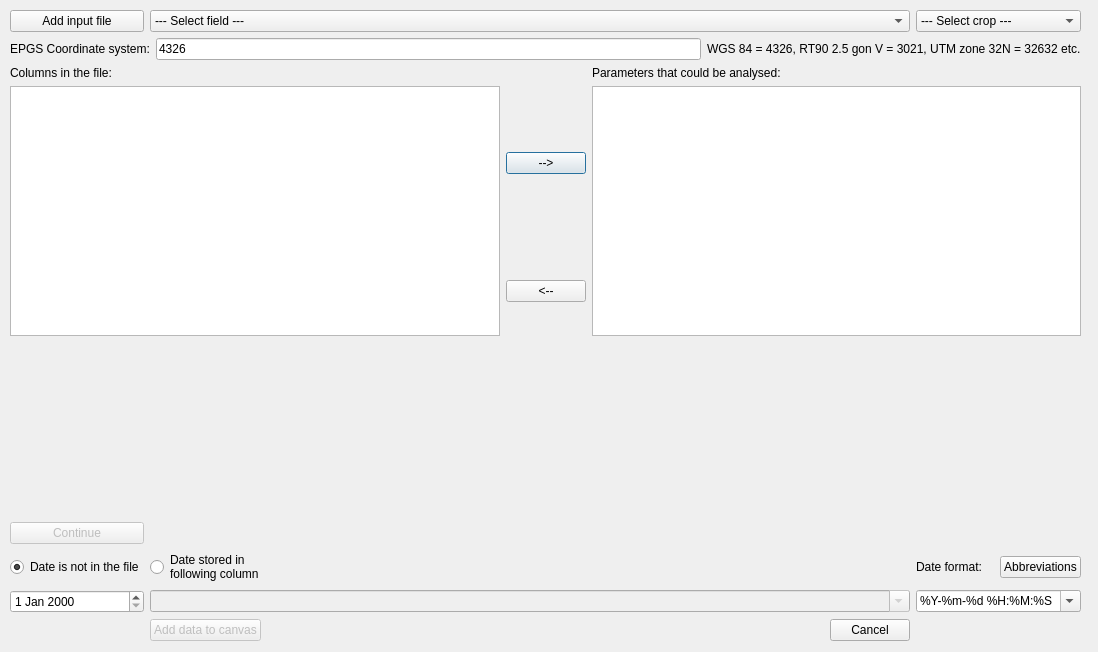
This is widgets/import_shp_dialog_base.ui in axelande/geodatafarm3 as Qt 5 draws it before an edit. The edited form follows.
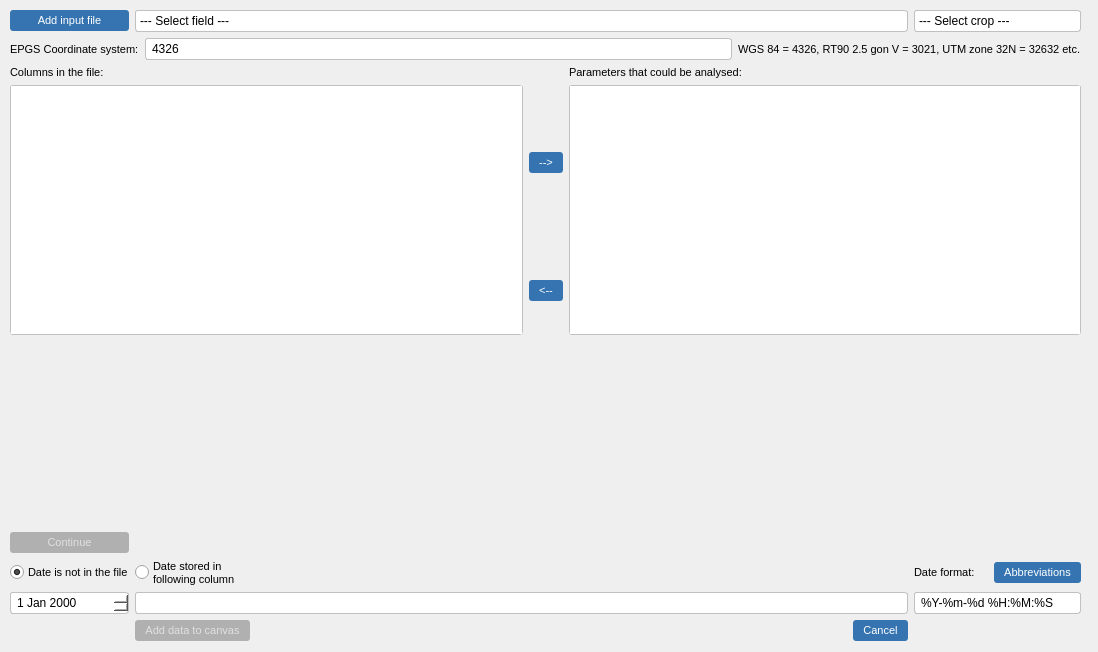
This is the edited form.

The edit to the form file:
```diff
--- a/widgets/import_shp_dialog_base.ui
+++ b/widgets/import_shp_dialog_base.ui
@@ -13,7 +13,150 @@
   <property name="windowTitle">
    <string>Add indata to the model</string>
   </property>
-  <widget class="QWidget" name="gridLayoutWidget_2">
+  <property name="styleSheet"><string notr="true">
+/* === Global === */
+* {
+  font-family: "Segoe UI", sans-serif;
+  font-size: 9pt;
+}
+
+/* === Tab bars === */
+QTabWidget::pane {
+  border: 1px solid #c0c0c0;
+  border-radius: 3px;
+  background: #ffffff;
+}
+QTabBar::tab {
+  background: #f0f0f0;
+  border: 1px solid #c0c0c0;
+  border-bottom: none;
+  border-top-left-radius: 3px;
+  border-top-right-radius: 3px;
+  padding: 4px 10px;
+  margin-right: 1px;
+  font-size: 8pt;
+}
+QTabBar::tab:selected {
+  background: #ffffff;
+  border-bottom: 2px solid #3574b0;
+  font-weight: bold;
+}
+QTabBar::tab:hover:!selected {
+  background: #e4e4e4;
+}
+
+/* === Buttons === */
+QPushButton {
+  background-color: #3574b0;
+  color: white;
+  border: none;
+  border-radius: 3px;
+  padding: 4px 10px;
+  font-size: 8pt;
+}
+QPushButton:hover {
+  background-color: #2a5f8f;
+}
+QPushButton:pressed {
+  background-color: #1e4a6e;
+}
+QPushButton:disabled {
+  background-color: #b0b0b0;
+  color: #e0e0e0;
+}
+
+/* === Inputs === */
+QLineEdit, QPlainTextEdit, QTextEdit {
+  border: 1px solid #c0c0c0;
+  border-radius: 3px;
+  padding: 2px 4px;
+  background: #ffffff;
+}
+QLineEdit:focus, QPlainTextEdit:focus, QTextEdit:focus {
+  border: 1px solid #3574b0;
+}
+
+/* === Combo boxes === */
+QComboBox {
+  border: 1px solid #c0c0c0;
+  border-radius: 3px;
+  padding: 2px 4px;
+  background: #ffffff;
+}
+QComboBox:hover {
+  border: 1px solid #3574b0;
+}
+QComboBox::drop-down {
+  border: none;
+  width: 20px;
+}
+
+/* === Lists === */
+QListWidget {
+  border: 1px solid #c0c0c0;
+  border-radius: 3px;
+  background: #ffffff;
+}
+
+/* === Group boxes === */
+QGroupBox {
+  border: 1px solid #c0c0c0;
+  border-radius: 3px;
+  margin-top: 8px;
+  padding-top: 8px;
+  font-weight: bold;
+  font-size: 8pt;
+}
+QGroupBox::title {
+  subcontrol-origin: margin;
+  left: 8px;
+  padding: 0 3px;
+}
+
+/* === Radio &amp; Check === */
+QRadioButton, QCheckBox {
+  spacing: 4px;
+  font-size: 8pt;
+}
+
+/* === Labels === */
+QLabel {
+  font-size: 8pt;
+}
+
+/* === Calendar === */
+QCalendarWidget {
+  border: 1px solid #c0c0c0;
+  border-radius: 3px;
+}
+
+/* === Table === */
+QTableWidget, QTableView {
+  border: 1px solid #c0c0c0;
+  border-radius: 3px;
+  gridline-color: #e0e0e0;
+}
+QHeaderView::section {
+  background-color: #f0f0f0;
+  border: none;
+  border-bottom: 1px solid #c0c0c0;
+  border-right: 1px solid #e0e0e0;
+  padding: 3px 6px;
+  font-weight: bold;
+  font-size: 8pt;
+}
+
+/* === Spin boxes === */
+QSpinBox, QDoubleSpinBox, QDateEdit, QTimeEdit {
+  border: 1px solid #c0c0c0;
+  border-radius: 3px;
+  padding: 2px 4px;
+  background: #ffffff;
+}
+QSpinBox:focus, QDoubleSpinBox:focus, QDateEdit:focus, QTimeEdit:focus {
+  border: 1px solid #3574b0;
+}
+</string></property><widget class="QWidget" name="gridLayoutWidget_2">
    <property name="geometry">
     <rect>
      <x>10</x>
```
Left out of the diff: 24 changed lines with no effect on the pictures.
